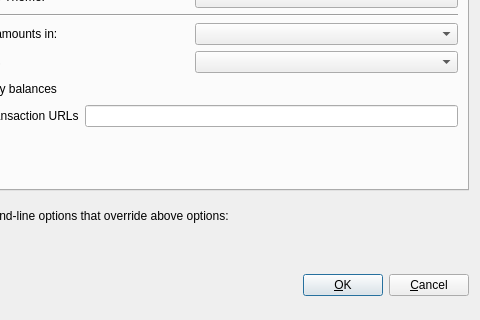
Before: the Qt Designer form src/qt/forms/optionsdialog.ui in blocknetdx/blocknet, drawn with Qt 5; both pictures show x 96 to 576 and y 122 to 442 of the 576 by 442 pixel window.
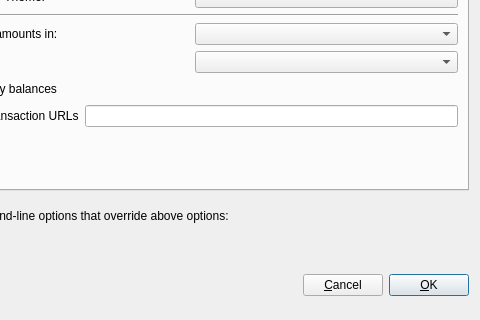
After: the same form once the commit is applied. The open tabs and pages were chosen to show the change. Custom widgets are drawn as their Qt base class.

Commit message: Switch OK / Cancel buttons placement

Patch:
```diff
--- a/src/qt/forms/optionsdialog.ui
+++ b/src/qt/forms/optionsdialog.ui
@@ -745,6 +745,16 @@
        </property>
       </spacer>
      </item>
+     <item>
+      <widget class="QPushButton" name="cancelButton">
+       <property name="text">
+        <string>&amp;Cancel</string>
+       </property>
+       <property name="autoDefault">
+        <bool>false</bool>
+       </property>
+      </widget>
+     </item>
      <item>
       <widget class="QPushButton" name="okButton">
        <property name="text">
@@ -758,16 +768,6 @@
        </property>
       </widget>
      </item>
-     <item>
-      <widget class="QPushButton" name="cancelButton">
-       <property name="text">
-        <string>&amp;Cancel</string>
-       </property>
-       <property name="autoDefault">
-        <bool>false</bool>
-       </property>
-      </widget>
-     </item>
     </layout>
    </item>
   </layout>
```
Left out of the diff: 2 changed lines with no effect on the pictures.
